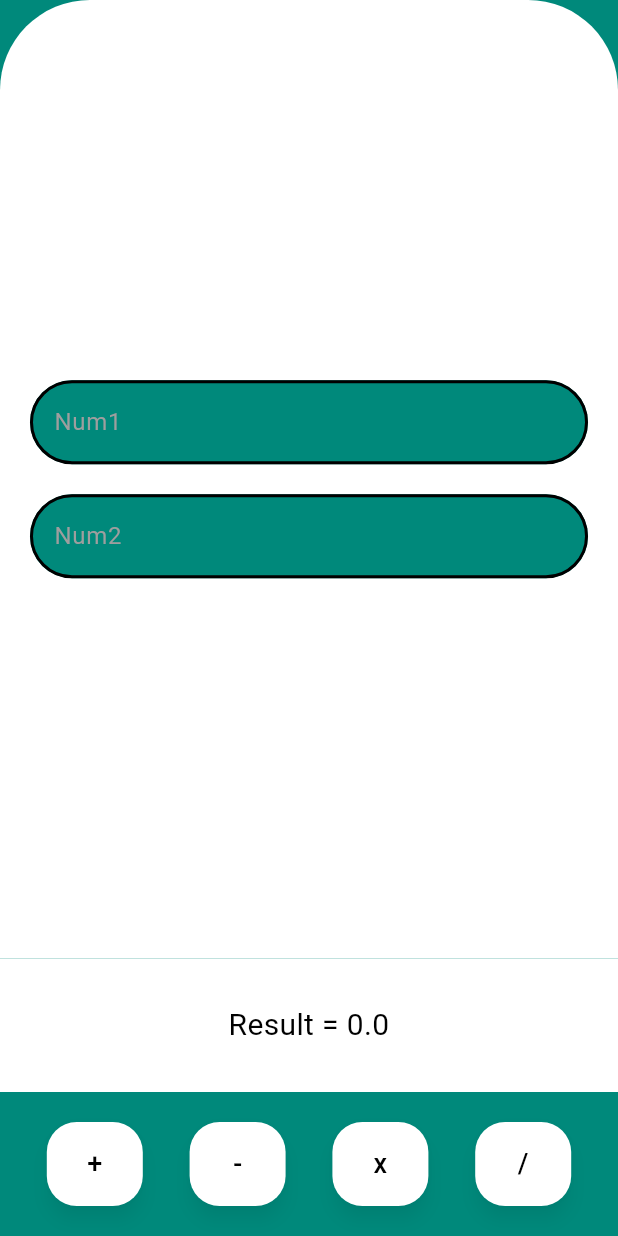
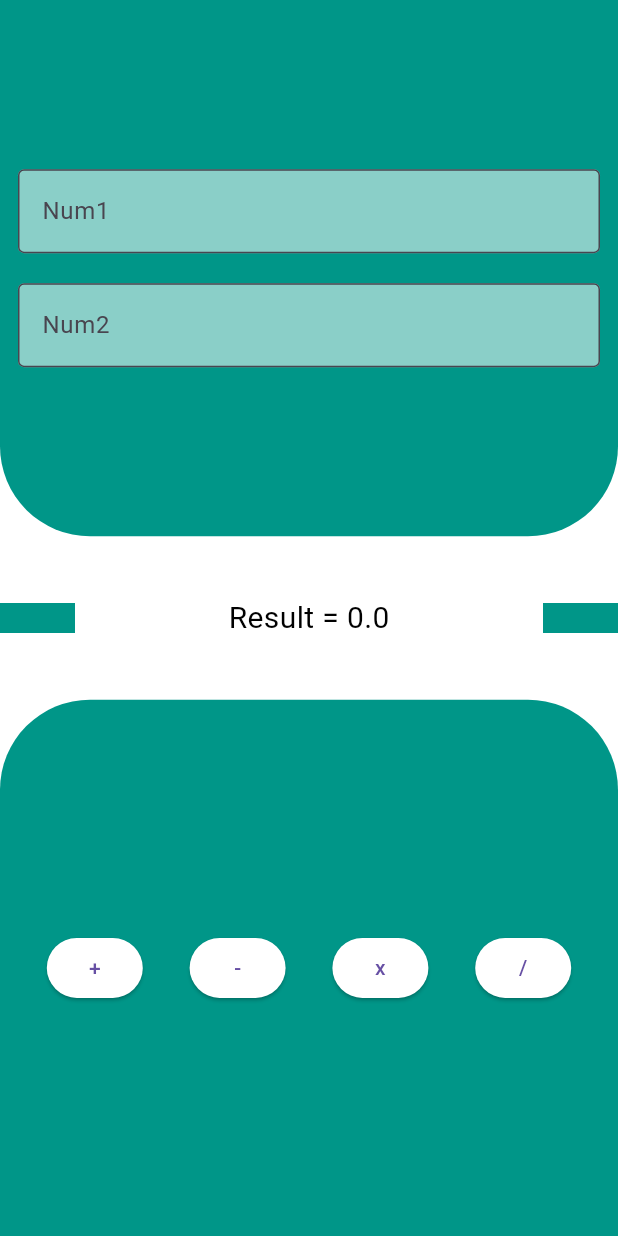
Before and after one commit to ahmed-ashraf-911/Calculator-Login-UI, a Flutter app: the CalculatorScreen screen opened directly, on a phone screen of 412 x 824 dp. Run offline on Flutter 3.47's test engine with Material 3 defaults, Android fonts, the phone set to English and light mode, and no system bars.

Commit message:
adjusted the design

```diff
--- a/lib/calculator/calculator_screen.dart
+++ b/lib/calculator/calculator_screen.dart
@@ -1,20 +1,30 @@
 import 'package:flutter/material.dart';
 
+void main() {
+  runApp(CalculatorApp());
+}
+
+class CalculatorApp extends StatelessWidget {
+  @override
+  Widget build(BuildContext context) {
+    return MaterialApp(
+      home: CalculatorScreen(),
+    );
+  }
+}
+
 class CalculatorScreen extends StatefulWidget {
-  const CalculatorScreen({super.key});
-
   @override
   _CalculatorScreenState createState() => _CalculatorScreenState();
 }
 
 class _CalculatorScreenState extends State<CalculatorScreen> {
-  // Controllers for input fields
+  // Text controllers to retrieve user input
   TextEditingController num1Controller = TextEditingController();
   TextEditingController num2Controller = TextEditingController();
 
-  double result = 0; // Holds the calculation result
+  double result = 0;
 
-  // Function to perform calculations
   void calculate(String operator) {
     double num1 = double.tryParse(num1Controller.text) ?? 0;
     double num2 = double.tryParse(num2Controller.text) ?? 0;
@@ -32,114 +42,121 @@ class _CalculatorScreenState extends State<CalculatorScreen> {
   @override
   Widget build(BuildContext context) {
     return Scaffold(
-      backgroundColor: Colors.teal[600],
-      body: SafeArea(
-        child: Column(
+      backgroundColor: Colors.white,
+      body: Column(
+        mainAxisAlignment: MainAxisAlignment.center,
         children: [
+          // First Input Field
           Expanded(
             child: Container(
-                decoration: BoxDecoration(
-                  color: Colors.white,
+              decoration: const BoxDecoration(
+                color: Colors.teal,
                 borderRadius: BorderRadius.only(
-                    topLeft: Radius.circular(60),
-                    topRight: Radius.circular(60),
-                  ),
-                ),
+                    bottomLeft: Radius.circular(60),
+                    bottomRight: Radius.circular(60))),
               child: Padding(
-                  padding: const EdgeInsets.all(20.0),
+                padding: const EdgeInsets.all(12),
                 child: Column(
                   mainAxisAlignment: MainAxisAlignment.center,
                   children: [
-                      _buildCustomTextField(num1Controller, "Num1"),
+                    TextField(
+                      controller: num1Controller,
+                      keyboardType: TextInputType.number,
+                      decoration: InputDecoration(
+                        labelText: 'Num1',
+                        border: OutlineInputBorder(),
+                        filled: true,
+                        fillColor: Colors.white54,
+                      ),
+                    ),
                     SizedBox(height: 20),
-                      _buildCustomTextField(num2Controller, "Num2"),
+
+                    TextField(
+                      controller: num2Controller,
+                      keyboardType: TextInputType.number,
+                      decoration: InputDecoration(
+                        labelText: 'Num2',
+                        border: OutlineInputBorder(),
+                        filled: true,
+                        fillColor: Colors.white54,
+                      ),
+                    ),
                   ],
                 ),
               ),
             ),
           ),
+          SizedBox(height: 40),
+
+          Row(
+            mainAxisAlignment: MainAxisAlignment.spaceBetween,
+            children: [
               Container(
-              color: Colors.white,
-              width: double.infinity,
-              padding: EdgeInsets.symmetric(vertical: 30),
-              child: Text(
+                height: 20,
+                width: 50,
+                color: Colors.teal,
+              ),
+              Text(
                 'Result = $result',
-                style: TextStyle(
-                  fontSize: 20,
-                  color: Colors.black,
-                ),
-                textAlign: TextAlign.center,
-              ),
+                style: TextStyle(fontSize: 20, color: Colors.black),
               ),
               Container(
-              color: Colors.teal[600],
-              padding: EdgeInsets.symmetric(vertical: 20),
+                height: 20,
+                width: 50,
+                color: Colors.teal,
+              ),
+            ],
+          ),
+          SizedBox(height: 40),
+
+          Expanded(
+            child: Container(
+              decoration: const BoxDecoration(
+                  color: Colors.teal,
+                  borderRadius: BorderRadius.only(
+                      topLeft: Radius.circular(60),
+                      topRight: Radius.circular(60))),
               child: Row(
                 mainAxisAlignment: MainAxisAlignment.spaceEvenly,
                 children: [
-                  _buildOperationButton('+'),
-                  _buildOperationButton('-'),
-                  _buildOperationButton('x'),
-                  _buildOperationButton('/'),
-                ],
+                  ElevatedButton(
+                    onPressed: () => calculate('+'),
+                    child: Text('+'),
+                    style: ElevatedButton.styleFrom(
+                      backgroundColor: Colors.white,
+                    ),
+                  ),
+
+                  // Subtract Button
+                  ElevatedButton(
+                    onPressed: () => calculate('-'),
+                    child: Text('-'),
+                    style: ElevatedButton.styleFrom(
+                      backgroundColor: Colors.white,
+                    ),
+                  ),
+
+                  ElevatedButton(
+                    onPressed: () => calculate('x'),
+                    child: Text('x'),
+                    style: ElevatedButton.styleFrom(
+                      backgroundColor: Colors.white,
+                    ),
+                  ),
+
+                  // Divide Button
+                  ElevatedButton(
+                    onPressed: () => calculate('/'),
+                    child: Text('/'),
+                    style: ElevatedButton.styleFrom(
+                      backgroundColor: Colors.white,
                     ),
                   ),
                 ],
               ),
             ),
-    );
-  }
-
-  Widget _buildCustomTextField(TextEditingController controller, String hintText) {
-    return TextField(
-      controller: controller,
-      keyboardType: TextInputType.number,
-      style: TextStyle(color: Colors.black),
-      decoration: InputDecoration(
-        hintText: hintText,
-        hintStyle: TextStyle(color: Colors.grey),
-        filled: true,
-        fillColor: Colors.teal[600],
-        border: OutlineInputBorder(
-          borderRadius: BorderRadius.circular(30),
-          borderSide: BorderSide(
-            color: Colors.black,
-            width: 2,
           ),
-        ),
-        enabledBorder: OutlineInputBorder(
-          borderRadius: BorderRadius.circular(30),
-          borderSide: BorderSide(
-            color: Colors.black,
-            width: 2,
-          ),
-        ),
-        focusedBorder: OutlineInputBorder(
-          borderRadius: BorderRadius.circular(30),
-          borderSide: BorderSide(
-            color: Colors.orange,
-            width: 2,
-          ),
-        ),
-      ),
-    );
-  }
-
-  Widget _buildOperationButton(String operator) {
-    return ElevatedButton(
-      onPressed: () => calculate(operator),
-      child: Text(
-        operator,
-        style: TextStyle(fontSize: 18, color: Colors.black),
-      ),
-      style: ElevatedButton.styleFrom(
-        backgroundColor: Colors.white,
-        shape: RoundedRectangleBorder(
-          borderRadius: BorderRadius.circular(20),
-        ),
-        padding: EdgeInsets.symmetric(horizontal: 20, vertical: 15),
-        elevation: 5,
-        shadowColor: Colors.black.withOpacity(0.3),
+        ],
       ),
     );
   }
--- a/lib/Dart Tasks/main.dart
+++ b/lib/main.dart
@@ -1,6 +1,5 @@
 import 'package:flutter/material.dart';
-
-import 'calculator/calculator_screen.dart';
+import '../calculator/calculator_screen.dart';
 
 void main() {
   runApp(CalculatorApp());
```
Lines whose indentation alone changed are shown as unchanged.
